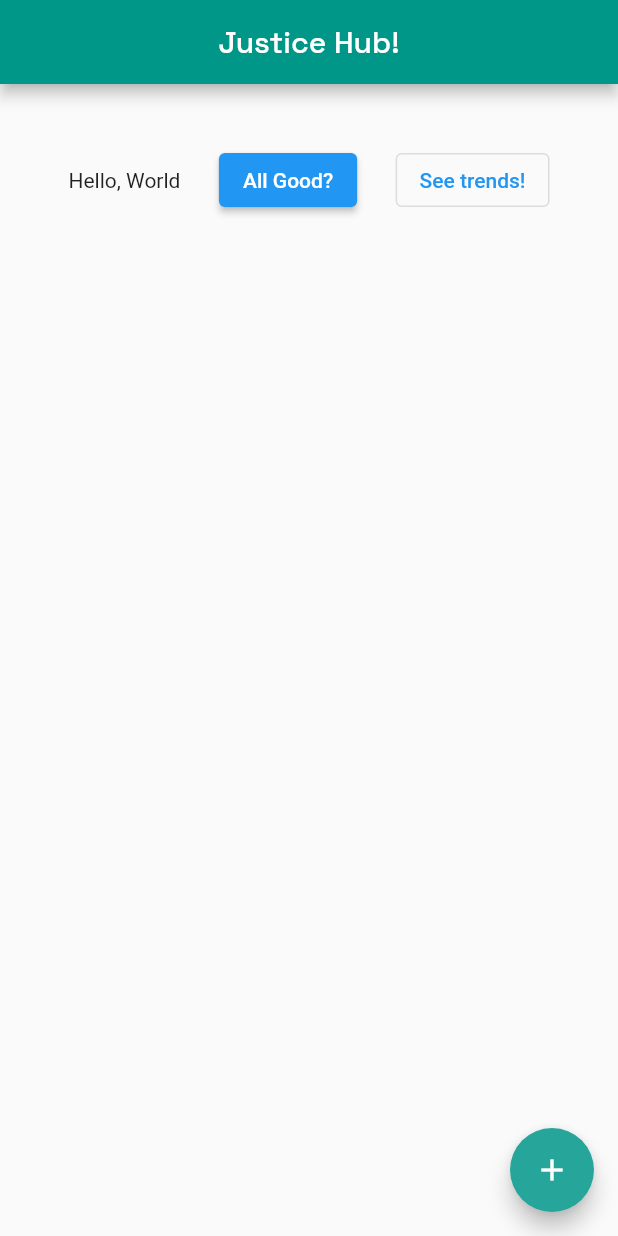
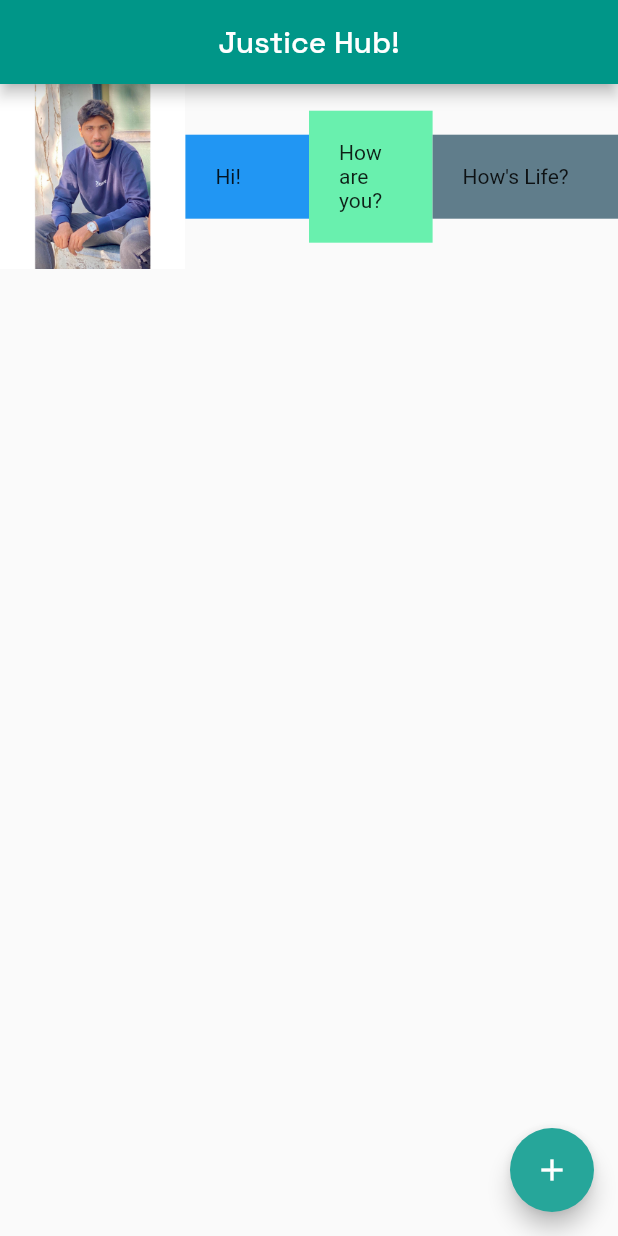
Before and after one commit to tentalha/Flutter-trends, a Flutter app: the screen it shows after launch, on a phone screen of 412 x 824 dp. Run offline on Flutter 3.47's test engine with Material 2 defaults, Android fonts, the phone set to English and light mode, and no system bars.

Commit message:
added expanded widgets

```diff
--- a/lib/Home.dart
+++ b/lib/Home.dart
@@ -27,24 +27,57 @@ class Home extends StatelessWidget {
       //   padding: EdgeInsets.all(20.0),
       //   margin: EdgeInsets.all(80.0),
       // ),
-      body: Container(
-          padding: EdgeInsets.all(20.0),
-          margin: EdgeInsets.fromLTRB(0, 20.0, 0, 0),
-          child: Row(
-              mainAxisAlignment: MainAxisAlignment.spaceEvenly,
-              children: <Widget>[
-                const Text('Hello, World'),
-                ElevatedButton(
-                  onPressed: () {},
-                  child: const Text('All Good?'),
-                ),
-                Container(
-                  child: OutlinedButton(
-                    child: const Text('See trends!'),
-                    onPressed: () {},
-                  ),
-                )
-              ])),
+      // body: Container(
+      //     padding: const EdgeInsets.all(20.0),
+      //     margin: const EdgeInsets.fromLTRB(0, 20.0, 0, 0),
+      //     child: Column(
+      //         mainAxisAlignment: MainAxisAlignment.spaceEvenly,
+      //         children: <Widget>[
+      //           const Text('Hello, World'),
+      //           ElevatedButton(
+      //             onPressed: () {},
+      //             child: const Text('All Good?'),
+      //           ),
+      //           Container(
+      //             child: OutlinedButton(
+      //               child: const Text('See trends!'),
+      //               onPressed: () {},
+      //             ),
+      //           )
+      //         ])),
+      body: Row(
+        mainAxisAlignment: MainAxisAlignment.spaceAround,
+        children: <Widget>[
+          Expanded(
+            flex: 3,
+            child: Image.asset('assets/pic.jpg'),
+          ),
+          Expanded(
+            flex: 2,
+            child: Container(
+              padding: const EdgeInsets.all(20.0),
+              color: Colors.blue,
+              child: const Text("Hi!"),
+            ),
+          ),
+          Expanded(
+            flex: 2,
+            child: Container(
+              padding: const EdgeInsets.all(20.0),
+              color: Colors.greenAccent,
+              child: const Text("How are you?"),
+            ),
+          ),
+          Expanded(
+            flex: 3,
+            child: Container(
+              padding: const EdgeInsets.all(20.0),
+              color: Colors.blueGrey,
+              child: const Text("How's Life?"),
+            ),
+          ),
+        ],
+      ),
       floatingActionButton: FloatingActionButton(
         onPressed: () {
           print('Clicked');
```
